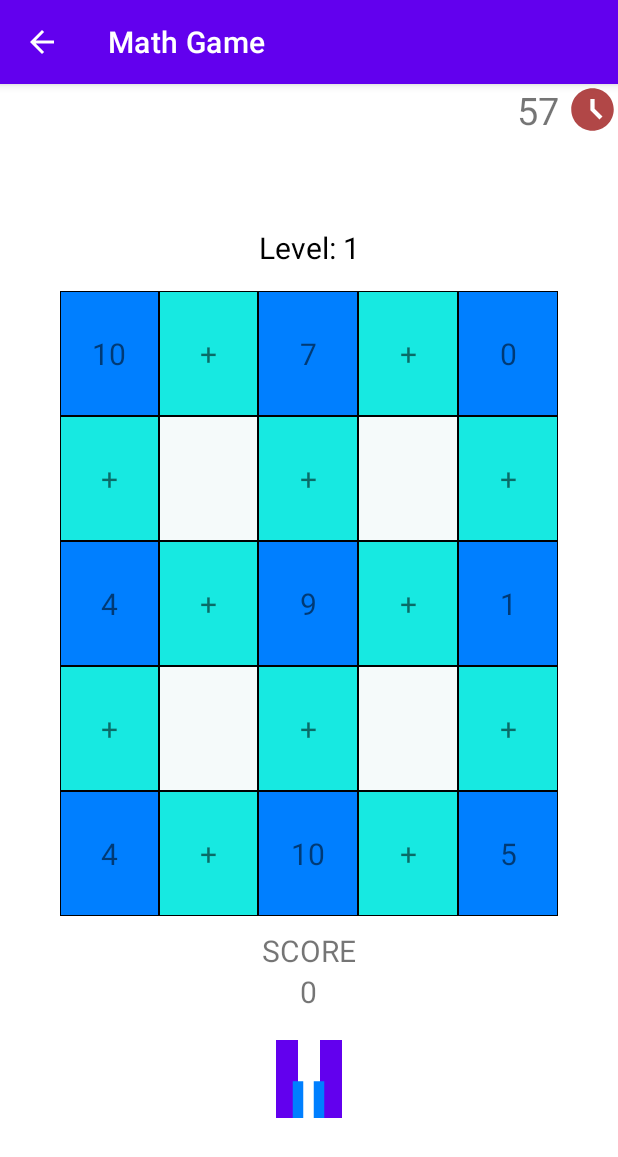
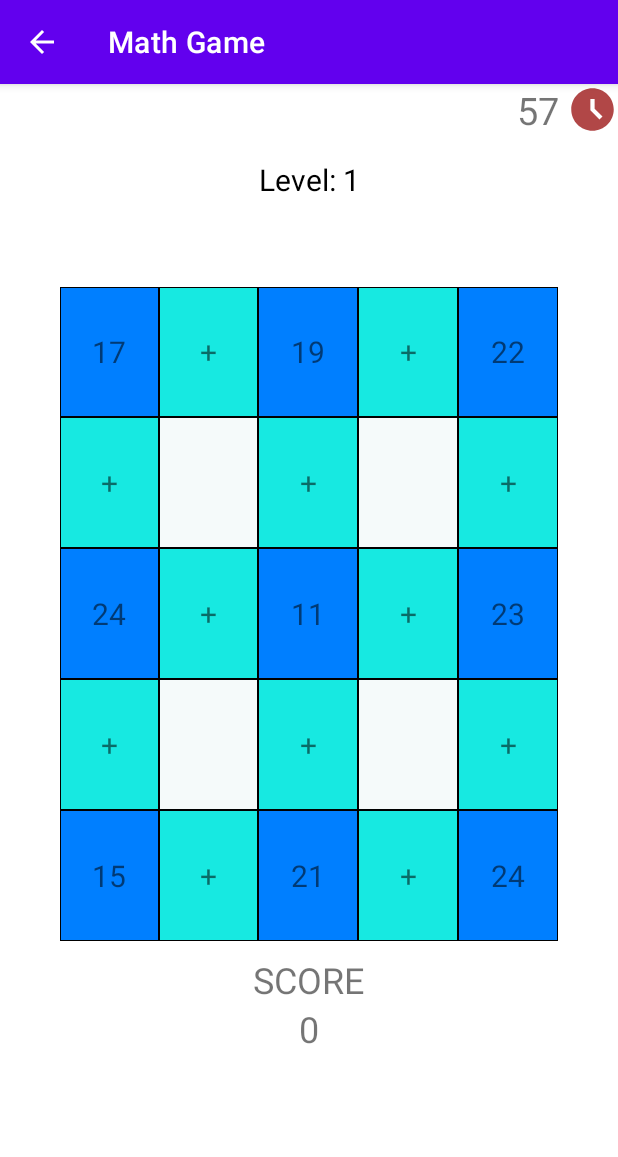
Before and after one commit to sirNugg3ts/TP_AMOV_2022, an Android app: the GameTableActivity screen opened directly, with no data from a screen before it, on a phone screen of 412 x 824 dp. Shown: the top 1157 px of the screen. Run offline under Robolectric (Android 15) with nearby library versions, the phone set to English and light mode, and no system bars.

Commit message:
Some changes in singleplayer

```diff
--- a/BigMath/app/src/main/java/pt/isec/a21280348/bigmath/GameTableActivity.kt
+++ b/BigMath/app/src/main/java/pt/isec/a21280348/bigmath/GameTableActivity.kt
@@ -3,26 +3,18 @@ package pt.isec.a21280348.bigmath
 import android.content.Intent
 import androidx.appcompat.app.AppCompatActivity
 import android.os.Bundle
-import android.os.CountDownTimer
 import android.util.Log
-import android.widget.Toast
 import pt.isec.a21280348.bigmath.databinding.ActivityGameTableBinding
 import pt.isec.a21280348.bigmath.utils.TableSupporter.Companion.generateTable
-import pt.isec.a21280348.bigmath.utils.TimeCounter
 
 class GameTableActivity : AppCompatActivity() {
-    data class GameInfo(var currentScore : Int,var currentTime : Int)
+    data class GameInfo(var currentScore : Int,var currentTime : Int,var inTurn : Boolean,var level :Int)
     private lateinit var binding : ActivityGameTableBinding
+
     lateinit var gameTable : GameTable
-    var info : GameInfo = GameInfo(0, GAMETIME)
+    var info : GameInfo = GameInfo(0, GAMETIME,false,1)
     var table : MutableList<Any> = mutableListOf(20)
     var paused : Boolean = false
-    private var level : Int = 0
-        set(value){
-            field = value
-            binding.levelView.text = "Level: " + value
-            binding.tvScore.text = info.currentScore.toString()
-        }
 
 
 
@@ -30,7 +22,6 @@ class GameTableActivity : AppCompatActivity() {
         super.onCreate(savedInstanceState)
         binding = ActivityGameTableBinding.inflate(layoutInflater)
         setContentView(binding.root)
-
         startGame()
 
 
@@ -43,7 +34,21 @@ class GameTableActivity : AppCompatActivity() {
 
         val r = Thread{
             while(info.currentTime > 0) {
-                if (!paused) {
+                if(info.inTurn){
+                    var pausetime : Int = 5
+                    binding.btnPause.setImageResource(R.drawable.ic_baseline_pause_42)
+                    while(pausetime > 0){
+                        if(!paused){
+                            pausetime -=1
+                            binding.levelView.text = "Next level in " + pausetime + " seconds!"
+                        }
+                        Thread.sleep(1000)
+                    }
+                    binding.levelView.text = "Level: " + info.level.toString()
+                    binding.btnPause.setImageResource(R.drawable.ic_outline_empty_origin_42)
+                    info.inTurn = false
+                }
+                else if (!paused) {
                     binding.timeCounter.post{
                         binding.timeCounter.text =(info.currentTime ).toString()
                     }
@@ -59,11 +64,17 @@ class GameTableActivity : AppCompatActivity() {
         r.start()
 
 
-        binding.btnPause.setOnClickListener{
-            paused = !paused
-            Toast.makeText(this,"PAUSA",Toast.LENGTH_SHORT).show()
+        binding.btnPause.setOnClickListener {
+            if (info.inTurn) {
+                paused = !paused
+                if (paused) {
+                    binding.btnPause.setImageResource(R.drawable.ic_baseline_play_arrow_42)
+                } else {
+                    binding.btnPause.setImageResource(R.drawable.ic_baseline_pause_42)
+
+                }
+            }
         }
-
     }
 
 
@@ -73,7 +84,8 @@ class GameTableActivity : AppCompatActivity() {
 
 
     fun nextLevel(){
-        table = generateTable(level++)
+        table = generateTable(info.level)
+        binding.levelView.text = "Level: " + info.level.toString()
         var it = table.iterator()
         Log.i("a",table.toString())
         for(i in 0..24){
@@ -109,6 +121,10 @@ class GameTableActivity : AppCompatActivity() {
         }
     }
 
+    fun confirmQuit(){
+
+    }
+
 
     companion object{
         val GAMETIME : Int = 60
--- a/BigMath/app/src/main/res/drawable/ic_baseline_play_arrow_24.xml
+++ b/BigMath/app/src/main/res/drawable/ic_baseline_play_arrow_42.xml
@@ -1,5 +1,5 @@
-<vector android:height="24dp" android:tint="#007FFF"
+<vector android:height="42dp" android:tint="#007FFF"
     android:viewportHeight="24" android:viewportWidth="24"
-    android:width="24dp" xmlns:android="http://schemas.android.com/apk/res/android">
+    android:width="42dp" xmlns:android="http://schemas.android.com/apk/res/android">
     <path android:fillColor="@android:color/white" android:pathData="M8,5v14l11,-7z"/>
 </vector>
--- /dev/null
+++ b/BigMath/app/src/main/res/drawable/ic_outline_empty_origin_42.xml
@@ -0,0 +1,5 @@
+<vector android:alpha="0" android:height="42dp" android:tint="#FFFFFF"
+    android:viewportHeight="24" android:viewportWidth="24"
+    android:width="42dp" xmlns:android="http://schemas.android.com/apk/res/android">
+    <path android:fillColor="@android:color/white" android:pathData="M2,12C2,6.48 6.48,2 12,2s10,4.48 10,10 -4.48,10 -10,10S2,17.52 2,12zM12,18c3.31,0 6,-2.69 6,-6s-2.69,-6 -6,-6 -6,2.69 -6,6 2.69,6 6,6z"/>
+</vector>
--- a/BigMath/app/src/main/res/drawable/pause_button.xml
+++ b/BigMath/app/src/main/res/drawable/pause_button.xml
@@ -1,4 +1,4 @@
 <?xml version="1.0" encoding="utf-8"?>
 <selector xmlns:android="http://schemas.android.com/apk/res/android">
-    <item android:drawable="@drawable/ic_baseline_pause_32"/>
+    <item android:drawable="@drawable/ic_baseline_pause_42"/>
 </selector>
--- a/BigMath/app/src/main/res/layout/activity_game_table.xml
+++ b/BigMath/app/src/main/res/layout/activity_game_table.xml
@@ -14,7 +14,7 @@
     tools:context=".GameTableActivity"
     android:layout_weight="1"
     android:paddingHorizontal="40dp"
-    android:paddingTop="95dp"
+    android:paddingTop="50dp"
     android:paddingBottom="60dp">
     <TextView
         android:layout_width="match_parent"
@@ -27,6 +27,17 @@
         android:layout_marginBottom="15dp">
 
     </TextView>
+        <TextView
+            android:layout_width="match_parent"
+            android:layout_height="wrap_content"
+            android:layout_gravity="center"
+            android:textAlignment="center"
+            android:textColor="@color/black"
+            android:id="@+id/levelPhase"
+            android:textSize="20sp"
+            android:layout_marginBottom="15dp">
+
+        </TextView>
     <FrameLayout
         android:layout_width="match_parent"
         android:layout_height="match_parent"
@@ -354,7 +365,7 @@
         android:layout_width="wrap_content"
         android:layout_height="wrap_content"
         android:layout_marginTop="9dp"
-        android:textSize="20sp"
+        android:textSize="24sp"
         android:text="@string/score"
         android:layout_gravity="center"
         android:textAlignment="center">
@@ -363,21 +374,30 @@
     <TextView
         android:layout_width="wrap_content"
         android:layout_height="wrap_content"
-        android:textSize="20sp"
+        android:textSize="24sp"
         android:layout_gravity="center"
         android:textAlignment="center"
+        android:text="@string/zero_value"
         android:id="@+id/tvScore">
     </TextView>
 
-    <Button android:layout_width="wrap_content"
+    <ImageButton
+        android:layout_width="wrap_content"
+        android:layout_height="wrap_content"
+        android:layout_gravity="center"
+        android:src="@drawable/ic_outline_empty_origin_42"
+        android:backgroundTint="@android:color/background_light"
+        android:id="@+id/btnPause" />
+
+</LinearLayout>
+    <!--<Button android:layout_width="wrap_content"
         android:layout_height="wrap_content"
         android:layout_gravity="center"
         android:textColor="@color/operator_cell"
         android:background="@drawable/pause_button"
         android:drawableBottom="@drawable/pause_button"
         android:id="@+id/btnPause">
-    </Button>
-</LinearLayout>
+    </Button>-->
 
 
 
--- a/BigMath/app/src/main/res/values/strings.xml
+++ b/BigMath/app/src/main/res/values/strings.xml
@@ -18,4 +18,5 @@
     <string name="author1">Diogo Pascoal</string>
     <string name="authors">Authors</string>
     <string name="time">Time</string>
+    <string name="zero_value">0</string>
 </resources>
```
Also changed, not shown: BigMath/app/src/main/java/pt/isec/a21280348/bigmath/GameTable.kt (+14 -13 lines), BigMath/app/src/main/res/drawable/ic_baseline_pause_42.xml (renamed from BigMath/app/src/main/res/drawable/ic_baseline_pause_32.xml).
